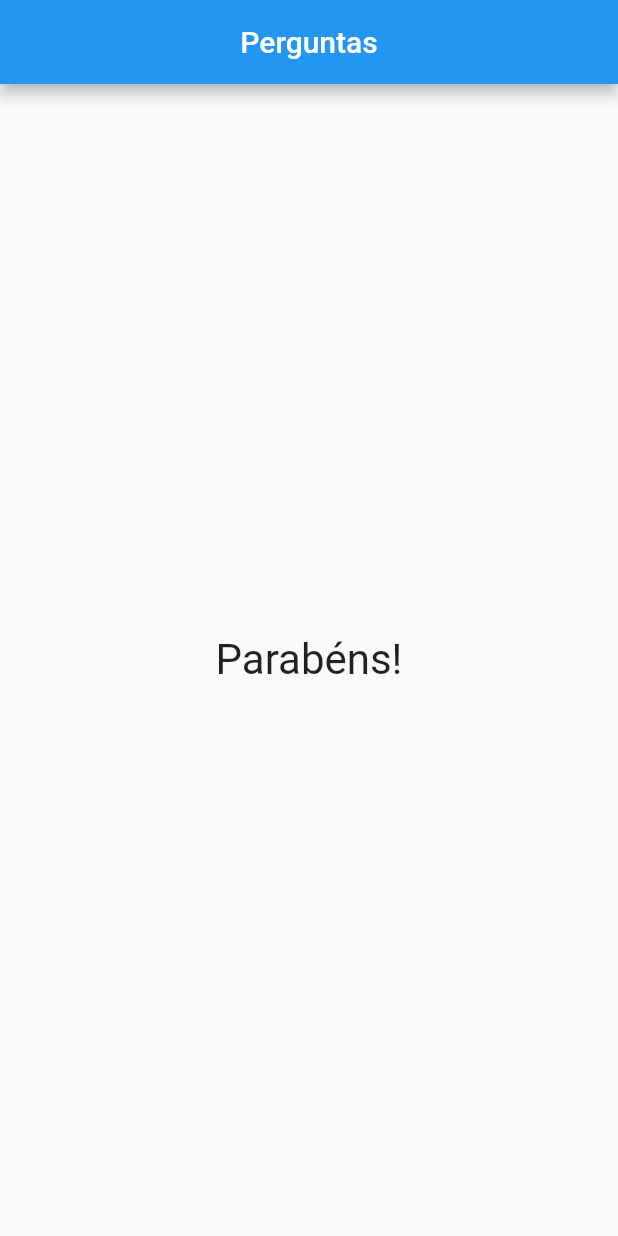
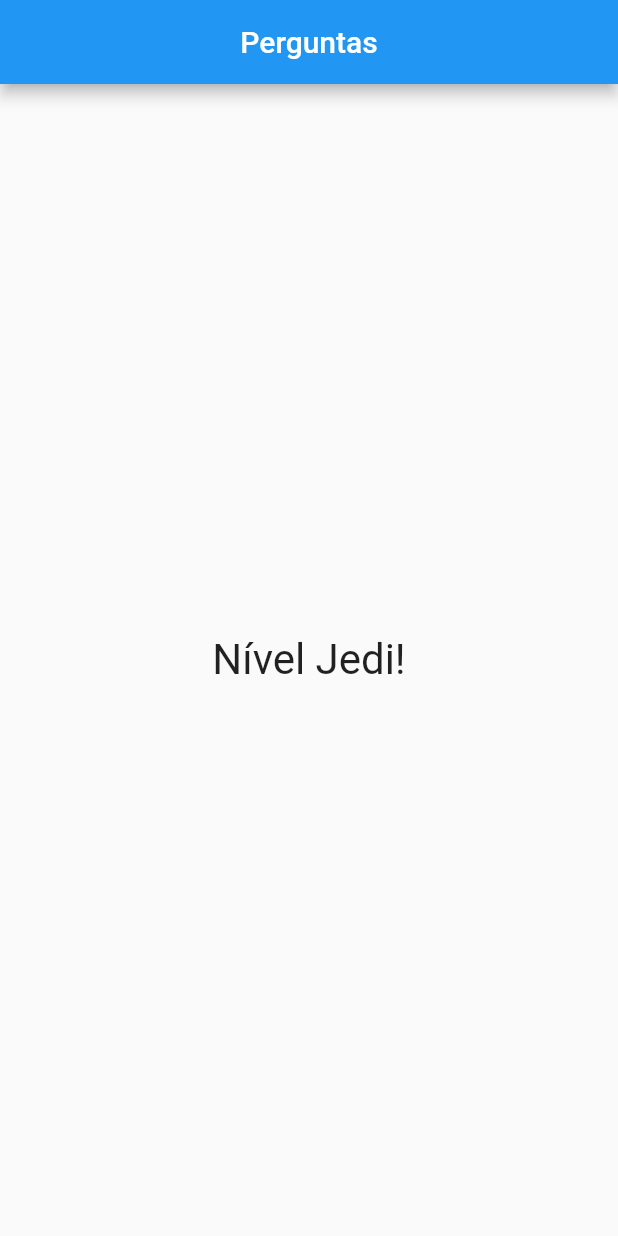
Before and after one commit to jhemysbarros/app-perguntas, a Flutter app: the screen it shows after launch, after a tap on "Preto", after a tap on "Gato", after a tap on "Inverno", on a phone screen of 412 x 824 dp. Run offline on Flutter 3.47's test engine with Material 2 defaults, Android fonts, the phone set to English and light mode, and no system bars.

Commit message:
Implementando pontuação

```diff
--- a/lib/main.dart
+++ b/lib/main.dart
@@ -6,26 +6,43 @@ main() => runApp(PerguntaApp());
 
 class _PerguntasAppState extends State<PerguntaApp> {
   var _perguntaSelecionada = 0;
+  var _pontuacaoTotal = 0;
 
   final _perguntas = const [
     {
       'texto': 'Qual é a sua cor favorita?',
-      'respostas': ['Preto', 'vermelhor', 'Verde', 'Branco']
+      'respostas': [
+        {'texto': 'Preto', 'pontuacao': 10},
+        {'texto': 'Vermelho', 'pontuacao': 5},
+        {'texto': 'Verde', 'pontuacao': 3},
+        {'texto': 'Branco', 'pontuacao': 1},
+      ]
     },
     {
       'texto': 'Qual é o seu animal favorito?',
-      'respostas': ['Cachorro', 'Gato', 'Peixe', 'Papagaio']
+      'respostas': [
+        {'texto': 'Cachorro', 'pontuacao': 10},
+        {'texto': 'Gato', 'pontuacao': 5},
+        {'texto': 'Peixe', 'pontuacao': 3},
+        {'texto': 'Papagaio', 'pontuacao': 1},
+      ]
     },
     {
       'texto': 'Qual é sua estação do ano favorita?',
-      'respostas': ['Verão', 'Outono', 'Inverno', 'Verão']
+      'respostas': [
+        {'texto': 'Verão', 'pontuacao': 10},
+        {'texto': 'Outono', 'pontuacao': 5},
+        {'texto': 'Inverno', 'pontuacao': 3},
+        {'texto': 'Verão', 'pontuacao': 1},
+      ]
     },
   ];
 
-  void _responder() {
+  void _responder(int pontuacao) {
     if (temPerguntaSelecionada) {
       setState(() {
         _perguntaSelecionada++;
+        _pontuacaoTotal += pontuacao;
       });
     }
   }
@@ -47,7 +64,7 @@ class _PerguntasAppState extends State<PerguntaApp> {
                 perguntaSelecionada: _perguntaSelecionada,
                 quandoResponder: _responder,
               )
-            : Resultado(),
+            : Resultado(_pontuacaoTotal),
       ),
     );
   }
--- a/lib/questionario.dart
+++ b/lib/questionario.dart
@@ -5,7 +5,7 @@ import './resposta.dart';
 class Questionario extends StatelessWidget {
   final List<Map<String, Object>> perguntas;
   final int perguntaSelecionada;
-  final void Function() quandoResponder;
+  final void Function(int) quandoResponder;
 
   Questionario({
     @required this.perguntas,
@@ -19,14 +19,19 @@ class Questionario extends StatelessWidget {
 
   @override
   Widget build(BuildContext context) {
-    List<String> respostas = temPerguntaSelecionada
+    List<Map<String, Object>> respostas = temPerguntaSelecionada
         ? perguntas[perguntaSelecionada]['respostas']
         : null;
 
     return Column(
       children: <Widget>[
         Questao(perguntas[perguntaSelecionada]['texto']),
-        ...respostas.map((t) => Resposta(t, quandoResponder)).toList(),
+        ...respostas.map((resp) {
+          return Resposta(
+            resp['texto'],
+            () => quandoResponder(resp['pontuacao']),
+          );
+        }).toList(),
       ],
     );
   }
--- a/lib/resultado.dart
+++ b/lib/resultado.dart
@@ -1,11 +1,27 @@
 import 'package:flutter/material.dart';
 
 class Resultado extends StatelessWidget {
+  final int pontuacao;
+
+  Resultado(this.pontuacao);
+
+  String get fraseResultado {
+    if (pontuacao < 8) {
+      return 'Parabéns!';
+    } else if (pontuacao < 12) {
+      return 'Você é bom!';
+    } else if (pontuacao < 16) {
+      return 'Impressionante!';
+    } else {
+      return 'Nível Jedi!';
+    }
+  }
+
   @override
   Widget build(BuildContext context) {
     return Center(
       child: Text(
-        'Parabéns!',
+        fraseResultado,
         style: TextStyle(fontSize: 28),
       ),
     );
```
